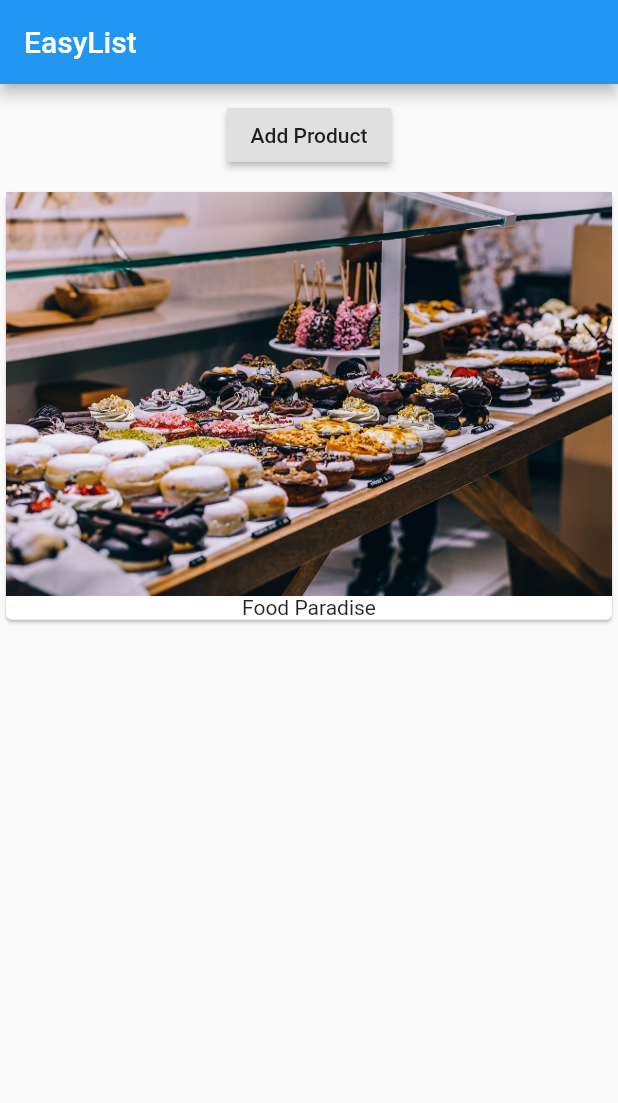
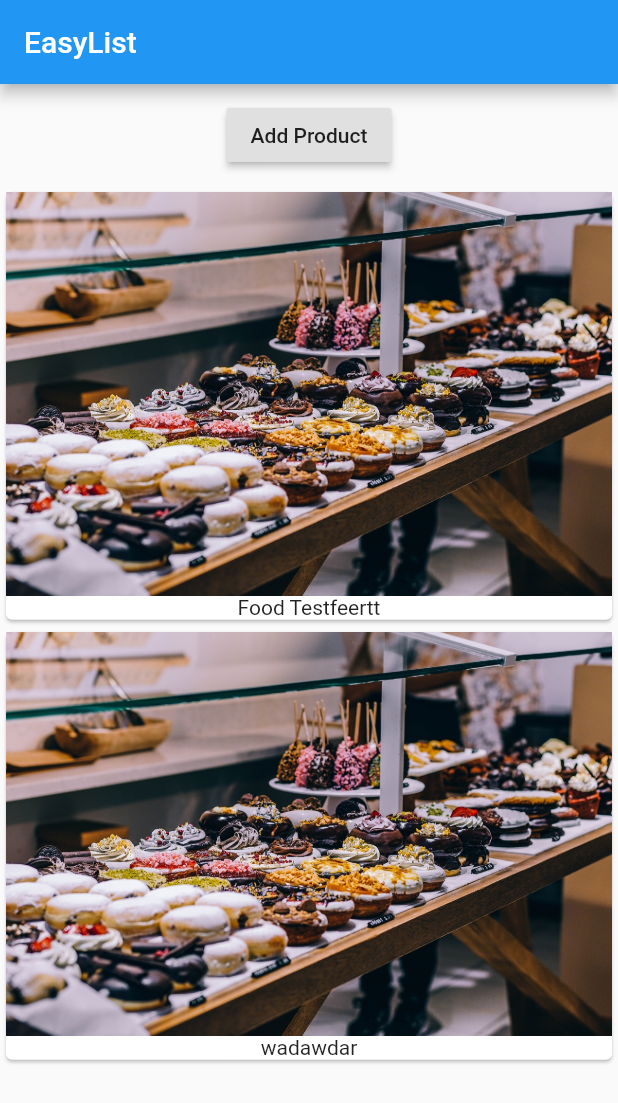
Before and after one commit to Fedrius/learning_flutter, a Flutter app: the screen it shows after launch, on a phone screen of 412 x 824 dp. Shown: the top 1103 px of the screen. Run offline on Flutter 3.47's test engine with Material 2 defaults, Android fonts, the phone set to English and light mode, and no system bars.

Commit message:
added a list to iterate through and make more cards'

```diff
--- a/lib/main.dart
+++ b/lib/main.dart
@@ -16,6 +16,10 @@ class MyApp extends StatefulWidget {
 // underscore should for classes that are only in the same file
 // This state class belongs to the MyApp stateful widget
 class _MyAppState extends State<MyApp> {
+  // an array of strings called products
+  // use underscore naming convention for var if used in same class
+  List<String> _products = ['Food Testfeertt','wadawdar'];
+
   @override // overriding the build method. easier to read for others
   Widget build(context) {
     return MaterialApp(
@@ -26,7 +30,7 @@ class _MyAppState extends State<MyApp> {
           ),
           // shows in column format
           body: Column(
-            // an array of btn and cards
+            // an array of 1 btn and cards
             children: [
               Container(
                 margin: EdgeInsets.all(10.0),
@@ -35,14 +39,22 @@ class _MyAppState extends State<MyApp> {
                   child: Text('Add Product'),
                 ),
               ),
-              Card(
+
+              Column(
+                children: _products
+                  // using the product array, map func iterates and makes a card for each on and 'to list' lists it out.
+                    .map(
+                      (element) => Card(
                             child: Column(
                               children: <Widget>[
                                 Image.asset('assets/food.jpg'),
-                    Text('Food Paradise')
+                                Text(element)
                               ],
                             ),
                           ),
+                    )
+                    .toList(),
+              )
             ],
           )),
     );
```
Lines whose indentation alone changed are shown as unchanged.
